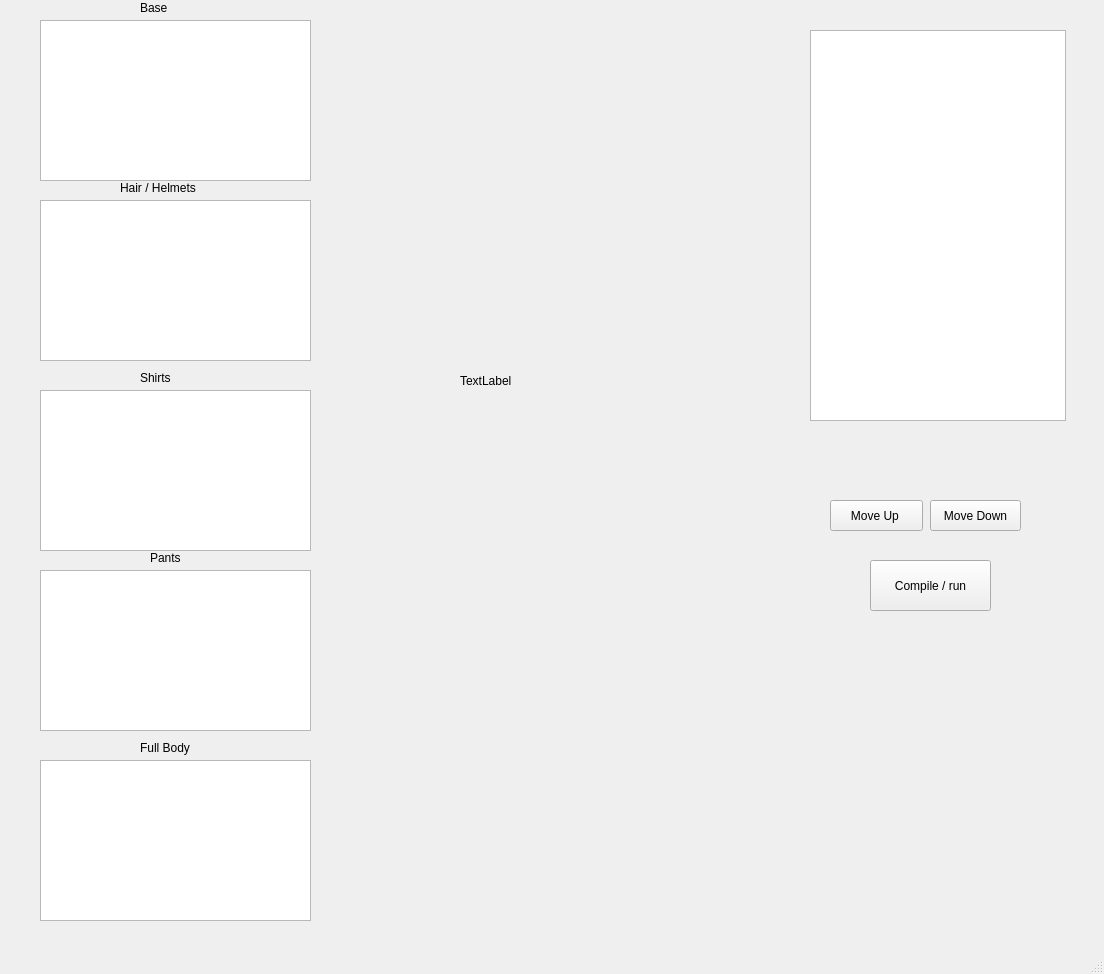
First picture: the form in SkinUI.ui, repository jaysstewart/MinecraftSkinMaker, before the edit.
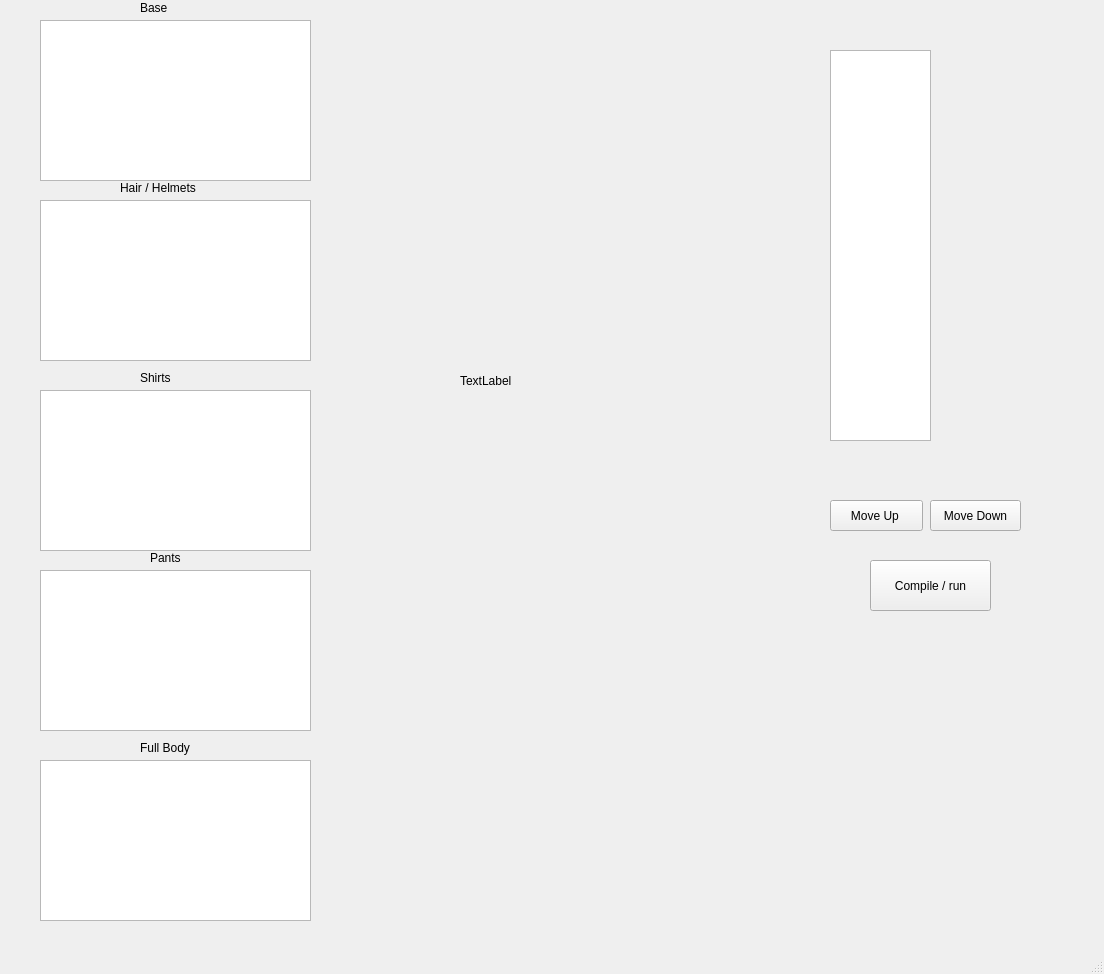
Second picture: the form after the edit.

Commit message: able to display images in listWidget, working on removing items from listWidget

```diff
--- a/SkinUI.ui
+++ b/SkinUI.ui
@@ -187,9 +187,9 @@
    <widget class="QListWidget" name="listWidget">
     <property name="geometry">
      <rect>
-      <x>810</x>
-      <y>30</y>
-      <width>256</width>
+      <x>830</x>
+      <y>50</y>
+      <width>101</width>
       <height>391</height>
      </rect>
     </property>
```
The commit also changes 1 other file.
